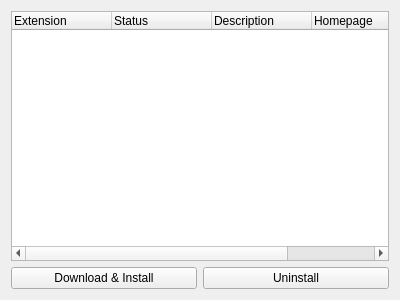
First picture: the form in Base/QTGUI/Resources/UI/qSlicerExtensionsWizardOverviewPage.ui, repository gezidan/Slicer, before the edit.
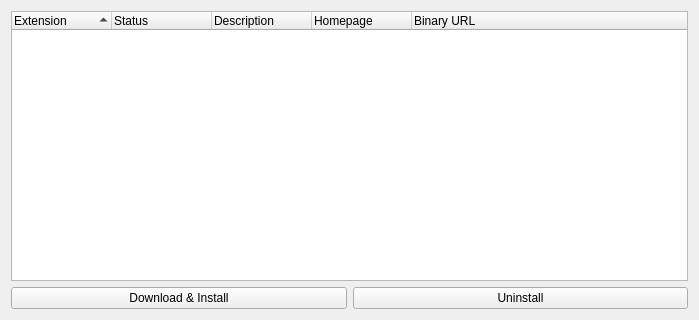
Second picture: the form after the edit.

Commit message: ENH: Implement most of the features of the Extension management wizard

```diff
--- a/Base/QTGUI/Resources/UI/qSlicerExtensionsWizardOverviewPage.ui
+++ b/Base/QTGUI/Resources/UI/qSlicerExtensionsWizardOverviewPage.ui
@@ -6,8 +6,8 @@
    <rect>
     <x>0</x>
     <y>0</y>
-    <width>400</width>
-    <height>300</height>
+    <width>699</width>
+    <height>320</height>
    </rect>
   </property>
   <property name="windowTitle">
@@ -17,7 +17,7 @@
    <string>Extensions</string>
   </property>
   <property name="subTitle">
-   <string>Select(check) extensions, then uninstall to remove them from your version of 3D Slicer, or click download to retrieve them</string>
+   <string>Select extensions, then uninstall to remove them from your version of 3D Slicer, or click download to retrieve them</string>
   </property>
   <layout class="QGridLayout" name="gridLayout">
    <item row="1" column="0">
@@ -39,12 +39,18 @@
      <property name="alternatingRowColors">
       <bool>true</bool>
      </property>
-     <property name="rootIsDecorated">
-      <bool>false</bool>
+     <property name="selectionMode">
+      <enum>QAbstractItemView::ExtendedSelection</enum>
      </property>
      <property name="uniformRowHeights">
       <bool>true</bool>
      </property>
+     <property name="sortingEnabled">
+      <bool>true</bool>
+     </property>
+     <property name="animated">
+      <bool>true</bool>
+     </property>
      <column>
       <property name="text">
        <string>Extension</string>
```
Left out of the diff: 3 changed lines with no effect on the pictures. The commit also changes 9 other files.
